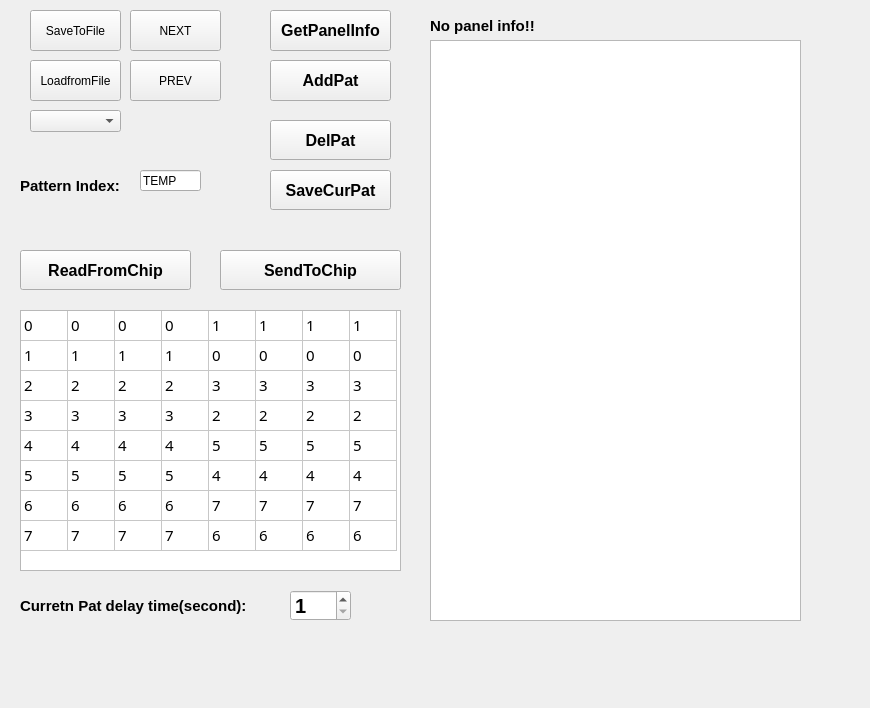
The window that twoFirst01/DimmingDebugger_Readback_SX7/TestPattern_res.ui (hooloong/gitpython) describes before a commit, drawn with Qt 5.
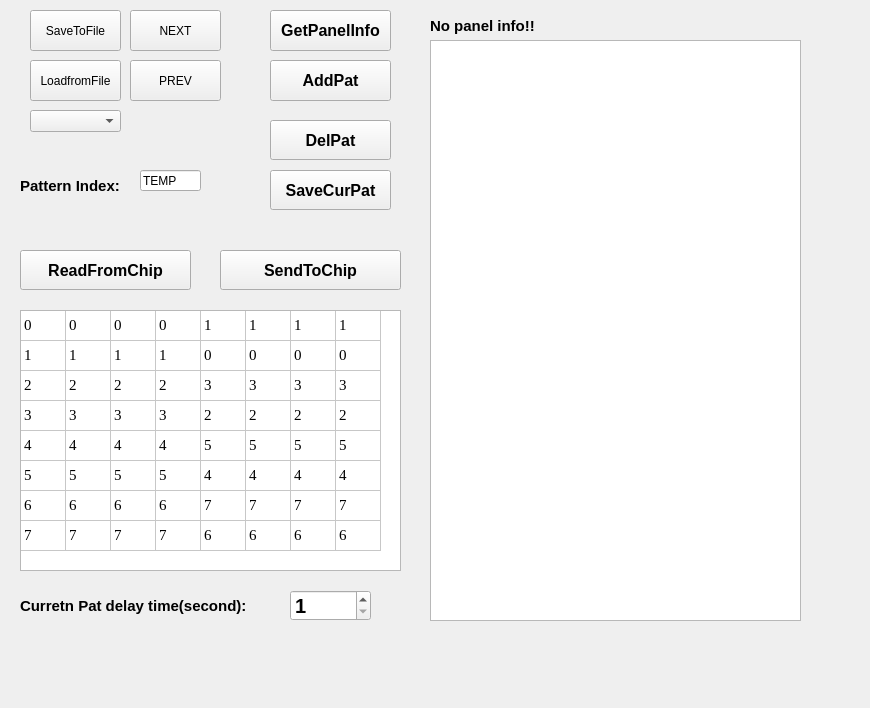
The same window after the commit.

```diff
--- a/twoFirst01/DimmingDebugger_Readback_SX7/TestPattern_res.ui
+++ b/twoFirst01/DimmingDebugger_Readback_SX7/TestPattern_res.ui
@@ -175,7 +175,7 @@
     <rect>
      <x>290</x>
      <y>590</y>
-     <width>61</width>
+     <width>81</width>
      <height>31</height>
     </rect>
    </property>
@@ -190,7 +190,7 @@
     <number>1</number>
    </property>
    <property name="maximum">
-    <number>500</number>
+    <number>9999</number>
    </property>
    <property name="value">
     <number>1</number>
@@ -297,7 +297,7 @@
    </property>
    <property name="font">
     <font>
-     <family>Arial Black</family>
+     <family>Times New Roman</family>
      <pointsize>11</pointsize>
      <weight>50</weight>
      <bold>false</bold>
```
